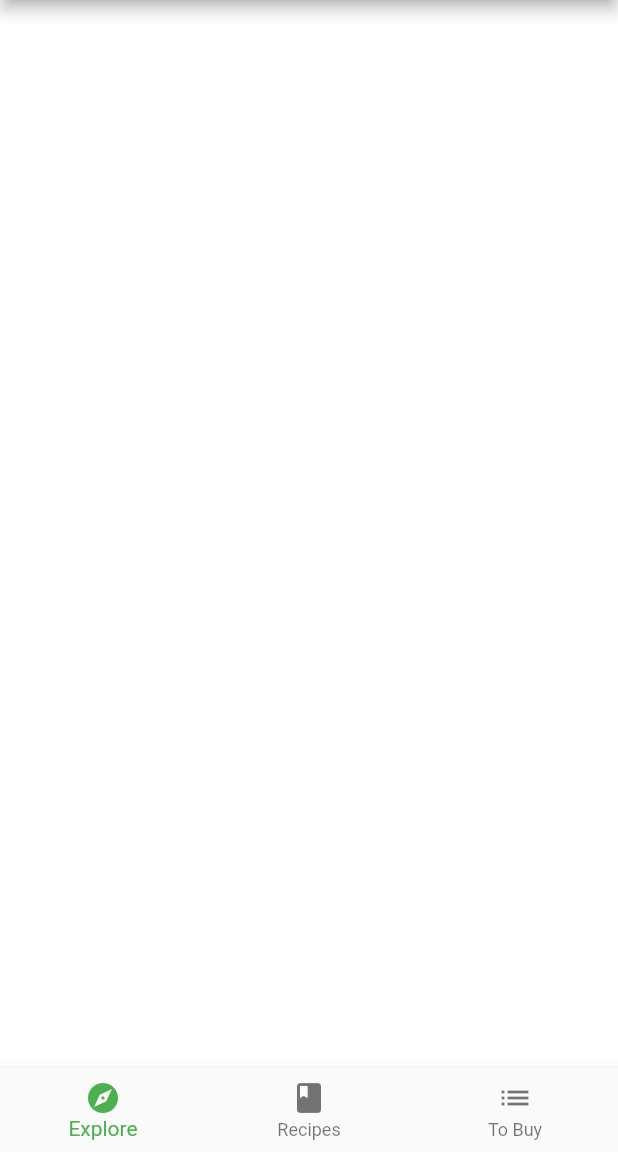
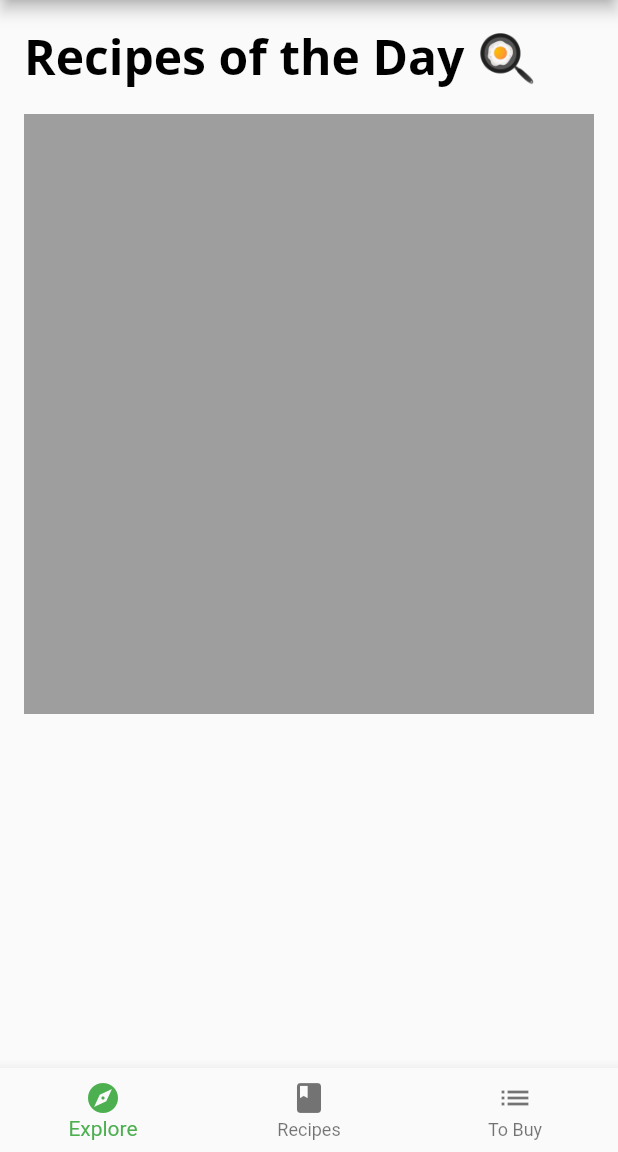
Before and after one commit to EmanuelJorge3MA/Fooderlich2, a Flutter app: the screen it shows after launch, on a phone screen of 412 x 824 dp, the part 84-1236 px from its top. Run offline on Flutter 3.47's test engine with Material 2 defaults, Android fonts, the phone set to English and light mode, and no system bars; our stand-ins replace google_fonts; project files that could hold a hidden picture were left out.

Commit message:
screen explore

```diff
--- a/lib/components/components.dart
+++ b/lib/components/components.dart
@@ -3,3 +3,4 @@ export 'card1.dart';
 export 'card2.dart';
 export 'card3.dart';
 export 'circle_image.dart';
+export 'today_recipe_list_view.dart';
--- /dev/null
+++ b/lib/components/today_recipe_list_view.dart
@@ -0,0 +1,38 @@
+import 'package:flutter/material.dart';
+
+// 1
+import 'components.dart';
+import 'package:fooderlich/models/models.dart';
+
+class TodayRecipeListView extends StatelessWidget {
+  // 2
+  final List<ExploreRecipe> recipes;
+  TodayRecipeListView({Key? key, required this.recipes}) : super(key: key);
+
+  @override
+  Widget build(BuildContext context) {
+    // 3
+    return Padding(
+      padding: const EdgeInsets.only(left: 16, right: 16, top: 16),
+      // 4
+      child: Column(
+        crossAxisAlignment: CrossAxisAlignment.start,
+        children: [
+          // 5
+          Text('Recipes of the Day 🍳',
+              style: Theme.of(context).textTheme.headline1),
+          // 6
+          const SizedBox(height: 16),
+          // 7
+          Container(
+            height: 400,
+            // TODO: Add ListView Here
+            color: Colors.grey,
+          ),
+        ],
+      ),
+    );
+  }
+
+  // TODO: Add buildCard() widget here
+}
--- a/lib/home.dart
+++ b/lib/home.dart
@@ -1,4 +1,5 @@
 import 'package:flutter/material.dart';
+import 'package:fooderlich/screens/explore_screen.dart';
 
 class Home extends StatefulWidget {
   const Home({Key? key}) : super(key: key);
@@ -12,7 +13,8 @@ class _HomeState extends State<Home> {
 
   static List<Widget> pages = <Widget>[
     // TODO: Replace with ExploreScreen
-    Container(color: Colors.white),
+    //Container(color: Colors.white),
+    ExploreScreen(),
     // TODO: Replace with RecipesScreen
     Container(color: Colors.green),
     Container(color: Colors.blue),
--- /dev/null
+++ b/lib/screens/explore_screen.dart
@@ -0,0 +1,36 @@
+import 'package:flutter/material.dart';
+
+import 'package:fooderlich/components/components.dart';
+import 'package:fooderlich/models/models.dart';
+import 'package:fooderlich/api/mock_fooderlich_service.dart';
+
+class ExploreScreen extends StatelessWidget {
+  final mockService = MockFooderlichService();
+
+  ExploreScreen({Key? key}) : super(key: key);
+
+  @override
+  Widget build(BuildContext context) {
+    // 1
+    return FutureBuilder(
+      // 2
+      future: mockService.getExploreData(),
+      // 3
+      builder: (context, AsyncSnapshot<ExploreData> snapshot) {
+        // TODO: Add Nested List Views
+        // 4
+        if (snapshot.connectionState == ConnectionState.done) {
+          // 5
+          final recipes = snapshot.data?.todayRecipes ?? [];
+          // TODO: Replace this with TodayRecipeListView
+          return TodayRecipeListView(recipes: recipes);
+        } else {
+          // 6
+          return const Center(
+            child: CircularProgressIndicator(),
+          );
+        }
+      },
+    );
+  }
+}
```
